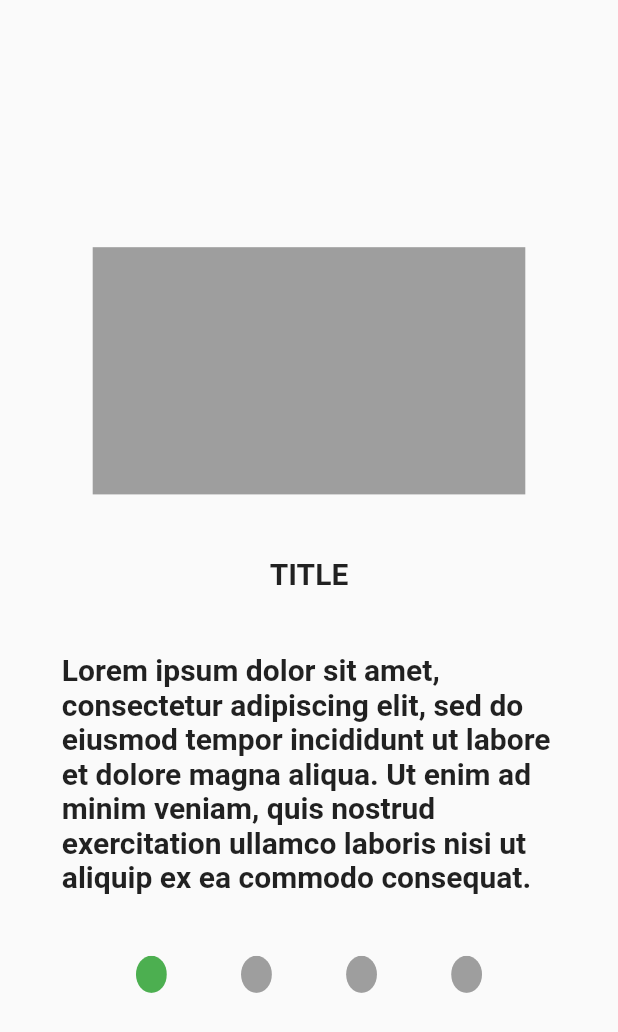
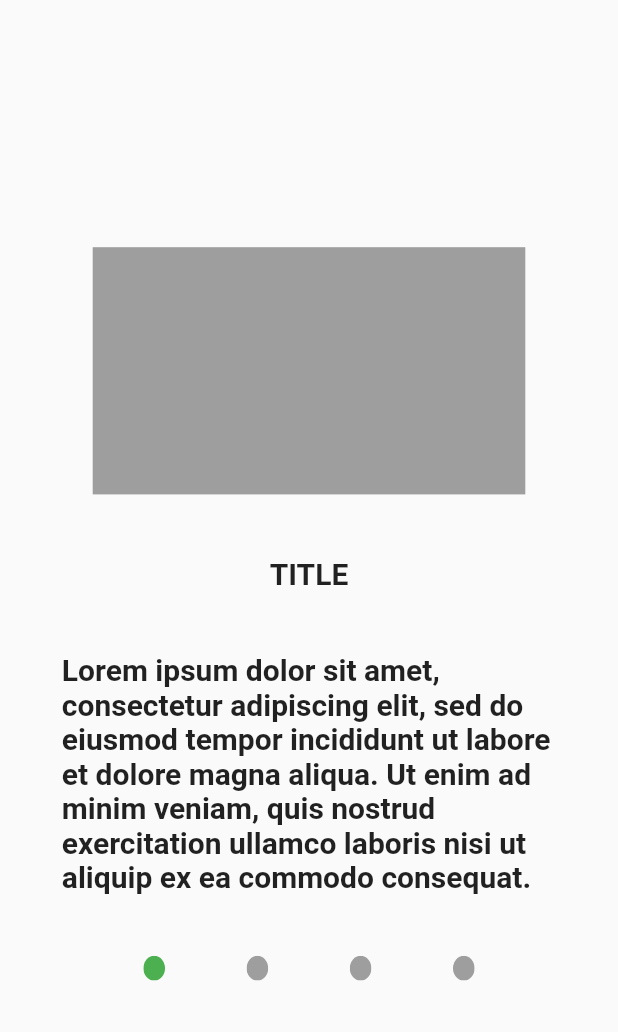
Before and after one commit to ianvillamia/Agri-Cure, a Flutter app: the OnBoardingMain screen opened directly, on a phone screen of 412 x 824 dp. Shown: the top 1032 px of the screen. Run offline on Flutter 3.47's test engine with Material 2 defaults, Android fonts, the light colour scheme and no system bars; our stand-ins replace animate_do, fluro; statements that could not run were skipped.

Commit message:
some randonpush

```diff
--- /dev/null
+++ b/agri_cure/lib/providers/pageVIewProvider.dart
@@ -0,0 +1,14 @@
+import 'package:flutter/cupertino.dart';
+
+import 'package:flutter/foundation.dart';
+
+class PageViewProvider with ChangeNotifier {
+  var controller = PageController(initialPage: 0);
+
+  void nextPage() {
+    controller.nextPage(
+      duration: Duration(milliseconds: 300),
+      curve: Curves.linear,
+    );
+  }
+}
--- /dev/null
+++ b/agri_cure/lib/screens/onboarding/circles.dart
@@ -0,0 +1,32 @@
+import 'package:agri_cure/widgets/customWidgets.dart';
+import 'package:flutter/material.dart';
+
+class Circles extends StatefulWidget {
+  Circles({Key key}) : super(key: key);
+
+  @override
+  _CirclesState createState() => _CirclesState();
+}
+
+class _CirclesState extends State<Circles> {
+  @override
+  Widget build(BuildContext context) {
+    var size = MediaQuery.of(context).size;
+    return Container(
+        width: size.width * .8, child: _buildCircles(page: 1, size: size));
+  }
+
+  _buildCircles({@required int page, @required size}) {
+    if (page == 1) {
+      return Row(
+        mainAxisAlignment: MainAxisAlignment.spaceEvenly,
+        children: <Widget>[
+          CustomWidgets.circle(color: Colors.green, size: size),
+          CustomWidgets.circle(color: Colors.grey, size: size),
+          CustomWidgets.circle(color: Colors.grey, size: size),
+          CustomWidgets.circle(color: Colors.grey, size: size),
+        ],
+      );
+    }
+  }
+}
--- a/agri_cure/lib/screens/onboarding/onboarding1.dart
+++ b/agri_cure/lib/screens/onboarding/onboarding1.dart
@@ -1,6 +1,9 @@
+import 'package:agri_cure/providers/pageVIewProvider.dart';
+import 'package:agri_cure/screens/onboarding/circles.dart';
 import 'package:agri_cure/widgets/customTextStyles.dart';
 import 'package:agri_cure/widgets/customWidgets.dart';
 import 'package:flutter/material.dart';
+import 'package:provider/provider.dart';
 
 class Onboarding1 extends StatefulWidget {
   Onboarding1({Key key}) : super(key: key);
@@ -13,8 +16,14 @@ class _Onboarding1State extends State<Onboarding1> {
   @override
   Widget build(BuildContext context) {
     var size = MediaQuery.of(context).size;
+    final pageViewProvider =
+        Provider.of<PageViewProvider>(context, listen: false);
     return Scaffold(
-      body: Container(
+      body: GestureDetector(
+        onTap: () {
+          pageViewProvider.nextPage();
+        },
+        child: Container(
           width: size.width,
           height: size.height,
           child: Column(
@@ -47,19 +56,9 @@ class _Onboarding1State extends State<Onboarding1> {
               SizedBox(
                 height: size.height * .05,
               ),
-            Container(
-              width: size.width * .8,
-              child: Row(
-                mainAxisAlignment: MainAxisAlignment.spaceEvenly,
-                children: <Widget>[
-                  CustomWidgets.circle(color: Colors.green, size: size),
-                  CustomWidgets.circle(color: Colors.grey, size: size),
-                  CustomWidgets.circle(color: Colors.grey, size: size),
-                  CustomWidgets.circle(color: Colors.grey, size: size),
+              Circles()
             ],
           ),
-            )
-          ],
         ),
       ),
     );
--- a/agri_cure/lib/screens/onboarding/onboardingMain.dart
+++ b/agri_cure/lib/screens/onboarding/onboardingMain.dart
@@ -1,6 +1,8 @@
+import 'package:agri_cure/providers/pageVIewProvider.dart';
 import 'package:agri_cure/screens/onboarding/onboarding1.dart';
 import 'package:agri_cure/screens/onboarding/onboarding2.dart';
 import 'package:flutter/material.dart';
+import 'package:provider/provider.dart';
 
 class OnBoardingMain extends StatefulWidget {
   OnBoardingMain({Key key}) : super(key: key);
@@ -13,12 +15,18 @@ class _OnBoardingMainState extends State<OnBoardingMain> {
   @override
   Widget build(BuildContext context) {
     var size = MediaQuery.of(context).size;
+    final PageViewProvider _pageViewProvider =
+        Provider.of<PageViewProvider>(context, listen: false);
     return Scaffold(
       body: Container(
         width: size.width,
         height: size.height,
         child: PageView(
-          children: <Widget>[Onboarding1(), Onboarding2(), Onboarding1()],
+          controller: _pageViewProvider.controller,
+          children: <Widget>[
+            Onboarding1(),
+            Onboarding2(),
+          ],
         ),
       ),
     );
--- a/agri_cure/lib/widgets/customWidgets.dart
+++ b/agri_cure/lib/widgets/customWidgets.dart
@@ -4,8 +4,8 @@ class CustomWidgets {
   static circle({@required Color color, @required size}) {
     return ClipOval(
       child: Container(
-        width: size.width * .05,
-        height: size.height * .03,
+        width: size.width * .035,
+        height: size.height * .02,
         color: color,
       ),
     );
```
Also changed, not shown: agri_cure/lib/main.dart (+8 -1 lines), agri_cure/lib/screens/onboarding/onboarding2.dart (+0 -12 lines), agri_cure/pubspec.yaml (+2 -7 lines), agri_cure/pubspec.lock. Lines whose indentation alone changed are shown as unchanged.
